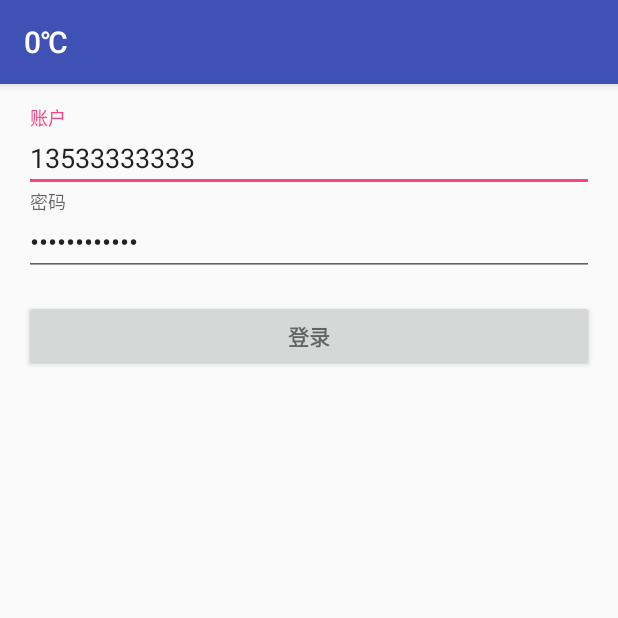
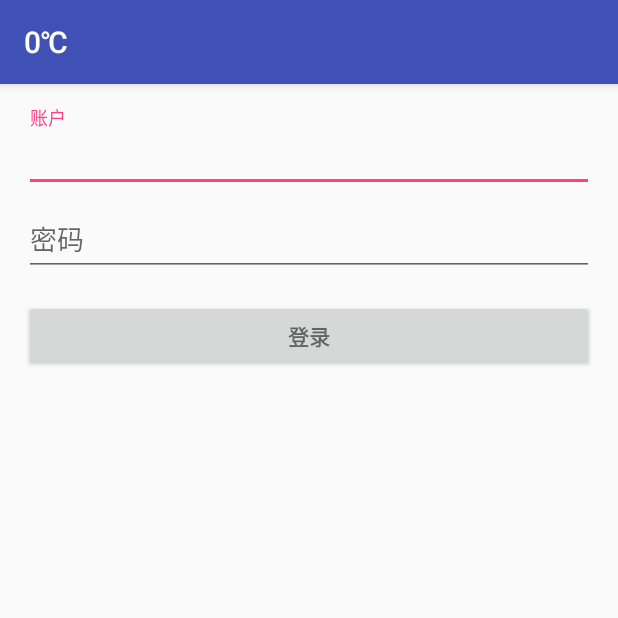
Before and after one commit to xiehui999/fuseProgram, an Android app: the screen it shows after launch (LoginActivity), on a phone screen of 412 x 824 dp, the top half of it. Run offline under Robolectric (Android 15) with nearby library versions, the phone set to English and light mode, and no system bars; 1 statement that could not run was skipped.

Commit message:
Revert "update"
This reverts commit 14233fd9a2a0cd6f576f84cdf5cc0c55dfb0f2aa.

```diff
--- a/app/src/main/res/layout/activity_login.xml
+++ b/app/src/main/res/layout/activity_login.xml
@@ -39,7 +39,7 @@
                 android:layout_width="match_parent"
                 android:layout_height="wrap_content"
                 android:hint="@string/prompt_account"
-                android:text="13533333333"
+                android:text=""
                 android:inputType="phone"
                 android:maxLines="1"
                 android:singleLine="true"/>
@@ -55,7 +55,7 @@
                 android:layout_width="match_parent"
                 android:layout_height="wrap_content"
                 android:hint="@string/prompt_password"
-                android:text="code4android"
+                android:text=""
                 android:imeActionId="@+id/login"
                 android:imeActionLabel="@string/action_sign_in_short"
                 android:imeOptions="actionUnspecified"
```
Also changed, not shown: app/src/main/java/com/example/xh/MainActivity.java (+3 -4 lines).
